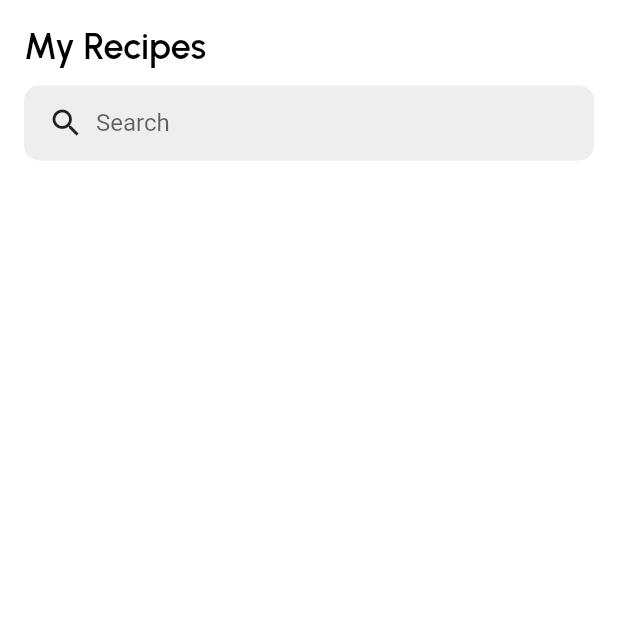
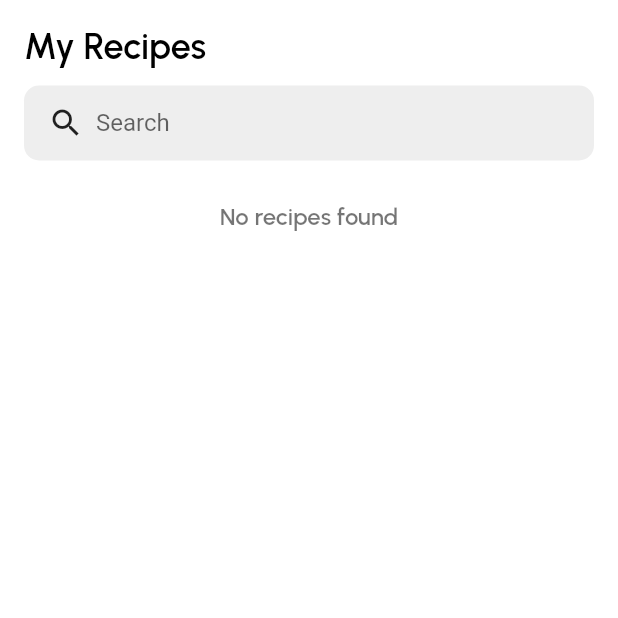
Before and after one commit to BhanukaAGH/Cookpedia, a Flutter app: the MyRecipeScreen screen opened directly, on a phone screen of 412 x 824 dp, the top half of it. Run offline on Flutter 3.47's test engine with Material 2 defaults, Android fonts, the light colour scheme and no system bars; our stand-ins replace cloud_firestore, firebase_auth, firebase_core, firebase_storage, flutter_slidable, fluttertoast and 2 more; accounts and stored records are empty.

Commit message:
recipe delete function done

```diff
--- a/lib/resources/auth_methods.dart
+++ b/lib/resources/auth_methods.dart
@@ -41,6 +41,7 @@ class AuthMethods {
           'profileImages',
           image!,
           false,
+          null,
         );
 
         // add user to our database
--- a/lib/resources/recipe_methods.dart
+++ b/lib/resources/recipe_methods.dart
@@ -21,13 +21,13 @@ class RecipeMethods {
   }) async {
     String res = 'some error occured';
     try {
+      String recipeId = const Uuid().v1();
       String imageUrl = await StorageMethods().uploadImageToStorage(
         'recipes',
         imageFile,
         true,
+        recipeId,
       );
-
-      String recipeId = const Uuid().v1();
 
       Recipe recipe = Recipe(
         recipeId: recipeId,
@@ -70,6 +70,7 @@ class RecipeMethods {
         'recipes',
         imageFile,
         true,
+        recipeId,
       );
 
       Recipe recipe = Recipe(
--- a/lib/resources/storage_methods.dart
+++ b/lib/resources/storage_methods.dart
@@ -1,7 +1,6 @@
 import 'package:firebase_auth/firebase_auth.dart';
 import 'package:firebase_storage/firebase_storage.dart';
 import 'package:flutter/foundation.dart';
-import 'package:uuid/uuid.dart';
 
 class StorageMethods {
   final FirebaseStorage _storage = FirebaseStorage.instance;
@@ -12,13 +11,13 @@ class StorageMethods {
     String childName,
     Uint8List file,
     bool isRecipe,
+    String? recipeId,
   ) async {
     Reference ref =
         _storage.ref().child(childName).child(_auth.currentUser!.uid);
 
     if (isRecipe) {
-      String id = const Uuid().v1();
-      ref = ref.child(id);
+      ref = ref.child(recipeId!);
     }
 
     UploadTask uploadTask = ref.putData(file);
--- a/lib/screens/add_recipe_screen.dart
+++ b/lib/screens/add_recipe_screen.dart
@@ -13,7 +13,6 @@ import 'package:fluttertoast/fluttertoast.dart';
 import 'package:google_fonts/google_fonts.dart';
 import 'package:image_picker/image_picker.dart';
 import 'package:provider/provider.dart';
-import 'package:uuid/uuid.dart';
 
 class AddRecipeScreen extends StatefulWidget {
   const AddRecipeScreen({super.key});
--- a/lib/screens/my_recipe_screen.dart
+++ b/lib/screens/my_recipe_screen.dart
@@ -1,5 +1,6 @@
 import 'package:cloud_firestore/cloud_firestore.dart';
 import 'package:cookpedia/providers/user_provider.dart';
+import 'package:cookpedia/resources/recipe_methods.dart';
 import 'package:cookpedia/screens/edit_recipe_screen.dart';
 import 'package:cookpedia/screens/view_recipe_screen.dart';
 import 'package:cookpedia/utils/utils.dart';
@@ -12,13 +13,16 @@ import 'package:provider/provider.dart';
 class MyRecipeScreen extends StatelessWidget {
   const MyRecipeScreen({super.key});
 
-  void deleteRecipe(BuildContext context) async {
+  void deleteRecipe(BuildContext context, String recipeId) async {
     showAlertDialog(
       context: context,
       title: 'Delete Recipe',
       description: 'Are you sure you want to delete this recipe?',
       continueText: 'Delete',
-      continueFunc: () {},
+      continueFunc: () {
+        RecipeMethods().deleteRecipe(recipeId);
+        Navigator.of(context).pop();
+      },
     );
   }
 
@@ -34,9 +38,11 @@ class MyRecipeScreen extends StatelessWidget {
 
   @override
   Widget build(BuildContext context) {
+    final GlobalKey<ScaffoldState> scaffoldKey = GlobalKey<ScaffoldState>();
     final user = Provider.of<UserProvider>(context).getUser;
 
     return Scaffold(
+      key: scaffoldKey,
       body: SafeArea(
         child: Padding(
           padding: const EdgeInsets.all(16),
@@ -97,6 +103,22 @@ class MyRecipeScreen extends StatelessWidget {
                         );
                       }
 
+                      if (snapshot.data!.docs.isEmpty) {
+                        return Container(
+                          width: double.infinity,
+                          padding: const EdgeInsets.all(16),
+                          child: Text(
+                            'No recipes found',
+                            textAlign: TextAlign.center,
+                            style: GoogleFonts.urbanist(
+                              color: Colors.black54,
+                              fontSize: 16,
+                              fontWeight: FontWeight.w600,
+                            ),
+                          ),
+                        );
+                      }
+
                       return ListView.builder(
                         shrinkWrap: true,
                         itemCount: snapshot.data!.docs.length,
@@ -110,7 +132,10 @@ class MyRecipeScreen extends StatelessWidget {
                               children: [
                                 SlidableAction(
                                   borderRadius: BorderRadius.circular(10),
-                                  onPressed: (context) => deleteRecipe(context),
+                                  onPressed: (context) => deleteRecipe(
+                                    scaffoldKey.currentContext!,
+                                    recipe['recipeId'],
+                                  ),
                                   backgroundColor: Colors.red,
                                   foregroundColor: Colors.white,
                                   icon: Icons.delete,
```
Also changed, not shown: lib/widgets/home/recipe_listtile.dart (+7 -3 lines).
